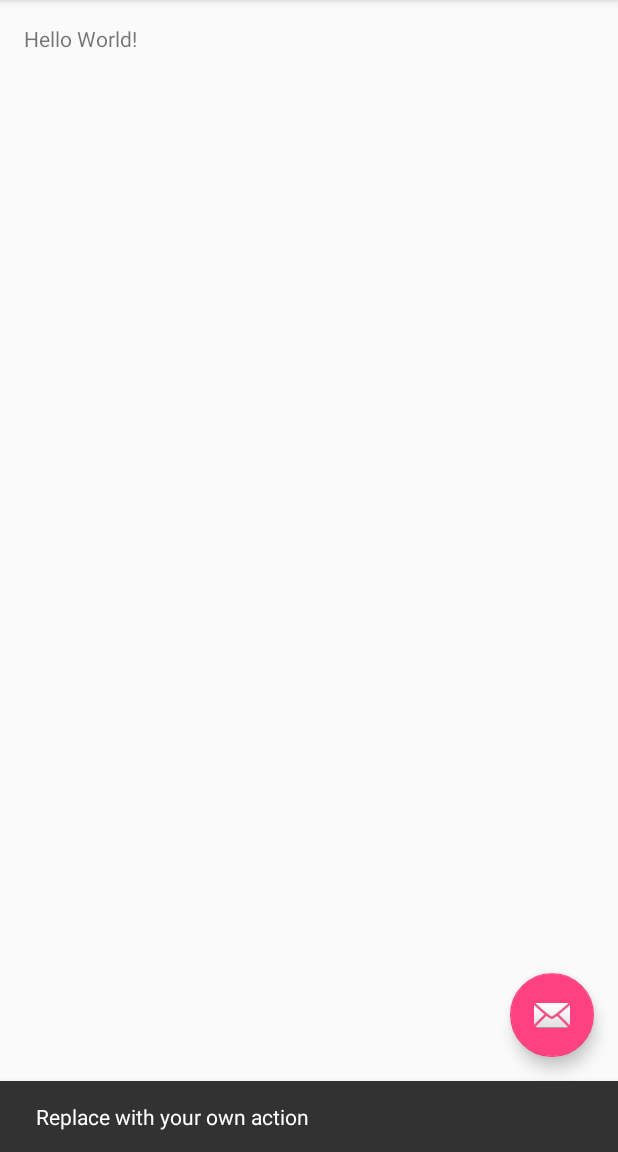
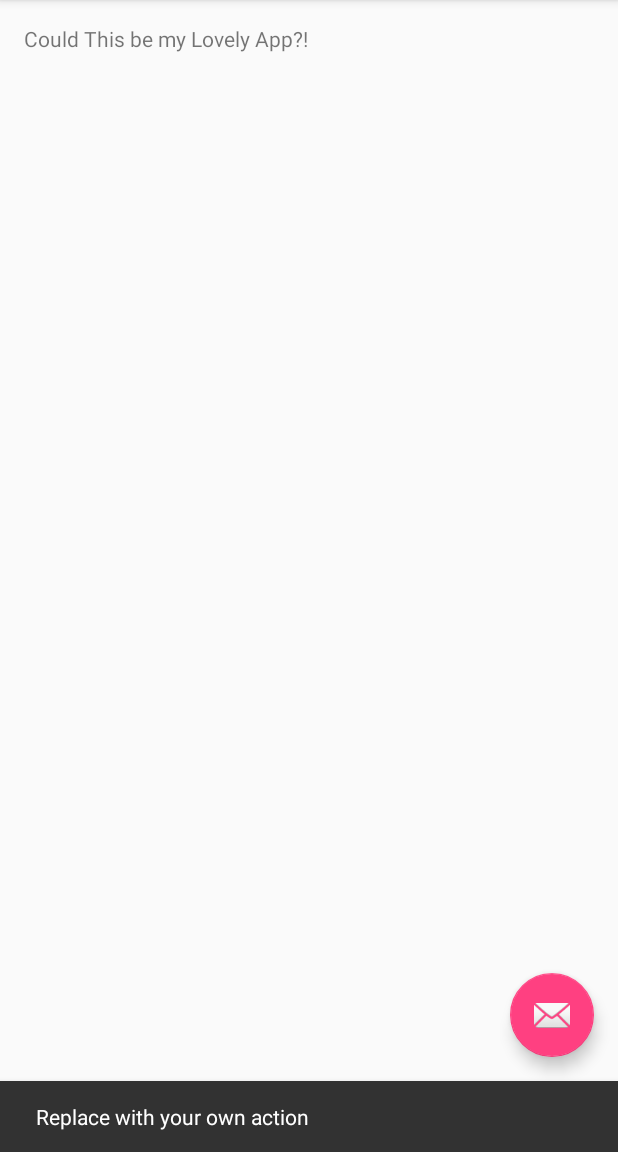
Before and after one commit to foothilldave/GitExample, an Android app: the screen it shows after launch (GitExampleActivity), after a tap on an icon or button, on a phone screen of 412 x 824 dp, the part 84-1236 px from its top. Run offline under Robolectric (Android 15) with nearby library versions, the phone set to English and light mode, and no system bars.

Commit message:
change text

```diff
--- a/app/src/main/res/layout/content_git_example.xml
+++ b/app/src/main/res/layout/content_git_example.xml
@@ -15,5 +15,5 @@
     <TextView
         android:layout_width="wrap_content"
         android:layout_height="wrap_content"
-        android:text="Hello World!" />
+        android:text="Could This be my Lovely App?!" />
 </RelativeLayout>
```
